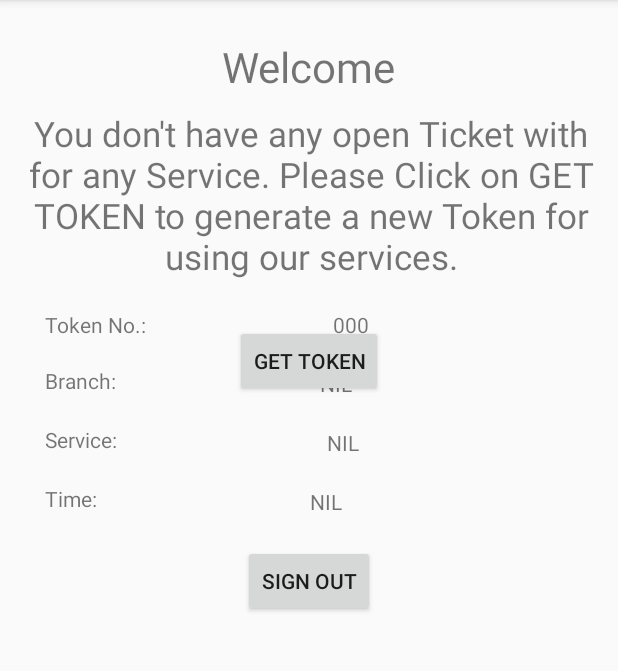
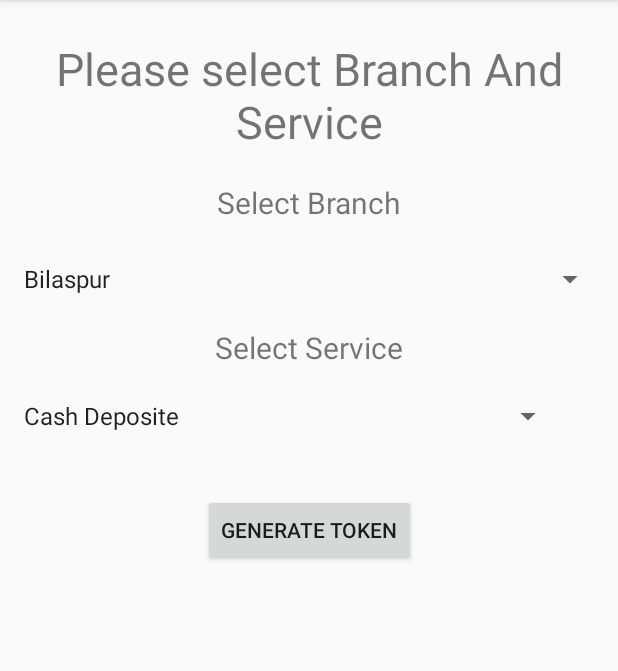
Before and after one commit to allstaralok/BankNoQueue, an Android app: the Profile screen opened directly, with no data from a screen before it, after a tap on "GET TOKEN", on a phone screen of 412 x 824 dp, the part 84-755 px from its top. Run offline under Robolectric (Android 15) with nearby library versions, the phone set to English and light mode, and no system bars; our stand-ins replace Firebase (no records; nobody signed in at launch, a user with empty details on screens opened directly); 4 statements that could not run were skipped.

Commit message:
Changes for Profile Registered user

```diff
--- a/app/src/main/java/com/example/alok/banknoqueue/GenerateTokenForReg.java
+++ b/app/src/main/java/com/example/alok/banknoqueue/GenerateTokenForReg.java
@@ -1,19 +1,74 @@
 package com.example.alok.banknoqueue;
 
+import android.content.Intent;
 import android.support.v7.app.AppCompatActivity;
 import android.os.Bundle;
 import android.util.Log;
+import android.view.View;
+import android.widget.Button;
+import android.widget.Spinner;
+import android.widget.Toast;
 
+import com.google.firebase.auth.FirebaseAuth;
 import com.google.firebase.database.DataSnapshot;
+import com.google.firebase.database.DatabaseError;
+import com.google.firebase.database.DatabaseReference;
+import com.google.firebase.database.FirebaseDatabase;
+import com.google.firebase.database.ValueEventListener;
 
 public class GenerateTokenForReg extends AppCompatActivity {
+
+    //Firebase Items
+    private FirebaseAuth firebaseAuth;
+    private DatabaseReference databaseReference;
+
+    private Spinner branchSpinner;
+    private Spinner serviceSpineer;
+
+    private Button genToken;
+
+
+    final String TAG = "GenerateTokenForReg";
 
     @Override
     protected void onCreate(Bundle savedInstanceState) {
         super.onCreate(savedInstanceState);
         setContentView(R.layout.activity_generate_token_for_reg);
+
+        Intent intent = getIntent();
+        final String UserId = intent.getStringExtra("UserId");
+
+        databaseReference = FirebaseDatabase.getInstance().getReference();
+
+        branchSpinner = (Spinner) findViewById(R.id.branchSpinner);
+        serviceSpineer = (Spinner) findViewById(R.id.serviceSpinner);
+        genToken = (Button) findViewById(R.id.generateToken);
+
+        databaseReference.addValueEventListener(new ValueEventListener() {
+            @Override
+            public void onDataChange(DataSnapshot dataSnapshot) {
+
+                final DataSnapshot user = dataSnapshot.child("USER").child(UserId);
+                final DataSnapshot bank = dataSnapshot.child("BRANCHES");
+
+                genToken.setOnClickListener(new View.OnClickListener() {
+                    @Override
+                    public void onClick(View v) {
+                        generateToken(user,bank,UserId);
+                    }
+                });
+
+            }
+
+            @Override
+            public void onCancelled(DatabaseError databaseError) {
+
+            }
+        });
+
+
     }
-/*
+
 
     public void generateToken(DataSnapshot user, DataSnapshot branch, String userID)
     {
@@ -21,9 +76,9 @@ public class GenerateTokenForReg extends AppCompatActivity {
         if(user.getValue(UserInformation.class).getTokenInd().toString().equals("N")  )
         {
             //User Data
-            String BranchName = mBanchSpinner.getSelectedItem().toString();
+            String BranchName = branchSpinner.getSelectedItem().toString();
             String Name = user.getValue(UserInformation.class).getName().toString();
-            String Service = user.getValue(UserInformation.class).getService().toString();
+            String Service = serviceSpineer.getSelectedItem().toString();
 
             //Branch Data
             branch = branch.child(BranchName);
@@ -32,13 +87,20 @@ public class GenerateTokenForReg extends AppCompatActivity {
             int token =  Integer.parseInt(tokenno);
             token++;
 
+            if(token < 50) {
+                //Start Updation
+                UserInformation userInformation = new UserInformation(BranchName, Name, Service, "Y", String.valueOf(token), String.valueOf("1"));
+                Branch branch1 = new Branch(String.valueOf("1"), String.valueOf(token));
+                databaseReference.child("USER").child(userID).setValue(userInformation);
+                databaseReference.child("BRANCHES").child(BranchName).setValue(branch1);
+                finish();
+                Intent intent = new Intent(GenerateTokenForReg.this,Profile.class);
+                startActivity(intent);
+            }
 
-            //Start Updation
-            UserInformation userInformation = new UserInformation(BranchName,Name,"Service","Y",String.valueOf(token),String.valueOf("1"));
-            Branch branch1 = new Branch(String.valueOf("1"),String.valueOf(token));
-            databaseReference.child("USER").child(userID).setValue(userInformation);
-            databaseReference.child("BRANCHES").child(BranchName).setValue(branch1);
-
+            else {
+                Toast.makeText(this,"Queue Full For Today Try Next Day",Toast.LENGTH_LONG).show();
+            }
 
             Log.d(TAG,BranchName + " "+ Name + " " + Service + " "+ user.getValue(UserInformation.class).getTokenInd().toString() + " "
                     + tokenno
@@ -50,5 +112,5 @@ public class GenerateTokenForReg extends AppCompatActivity {
 
         }
 
-    }*/
+    }
 }
--- a/app/src/main/java/com/example/alok/banknoqueue/Profile.java
+++ b/app/src/main/java/com/example/alok/banknoqueue/Profile.java
@@ -1,5 +1,6 @@
 package com.example.alok.banknoqueue;
 
+import android.app.ProgressDialog;
 import android.content.Intent;
 import android.support.v7.app.AppCompatActivity;
 import android.os.Bundle;
@@ -33,13 +34,25 @@ public class Profile extends AppCompatActivity {
     private TextView serviceTextView;
     private TextView welcome;
 
+    private TextView token;
+    private TextView branch;
+    private TextView service;
+    private TextView time;
+
     private Button signout;
     private Button update;
+
+    private ProgressDialog progressDialog;
 
     @Override
     protected void onCreate(Bundle savedInstanceState) {
         super.onCreate(savedInstanceState);
         setContentView(R.layout.activity_profile);
+
+        token = (TextView) findViewById(R.id.token);
+        branch = (TextView) findViewById(R.id.branch);
+        service = (TextView) findViewById(R.id.service);
+        time = (TextView) findViewById(R.id.time);
 
         tokenNumber = (TextView) findViewById(R.id.tokenCountTextView);
         update = (Button) findViewById(R.id.update);
@@ -47,6 +60,10 @@ public class Profile extends AppCompatActivity {
         branchName = (TextView) findViewById(R.id.branchNameTextView);
         serviceTextView = (TextView) findViewById(R.id.serviceTextView);
         welcome = (TextView) findViewById(R.id.welcomeMessageTextView);
+
+        progressDialog = new ProgressDialog(this);
+        progressDialog.setMessage("Getting Data, Please Wait !");
+        progressDialog.show();
 
 
 
@@ -76,23 +93,40 @@ public class Profile extends AppCompatActivity {
                 final DataSnapshot bank = dataSnapshot.child("BRANCHES");
                 Log.d(TAG, "Value is--> " + user.getValue(UserInformation.class).getName());
                 Log.d(TAG,"Token Ind" + user.getValue(UserInformation.class).getTokenInd().toString());
+                userIdText.setText("Welcome " + user.getValue(UserInformation.class).getName());
 
                 if(user.getValue(UserInformation.class).getTokenInd().toString().equals("Y")) {
-                    userIdText.setText("Welcome " + user.getValue(UserInformation.class).getName());
+                    progressDialog.dismiss();
                     branchName.setText(user.getValue(UserInformation.class).getBranch());
                     tokenNumber.setText(user.getValue(UserInformation.class).getTokenNo());
                     serviceTextView.setText(user.getValue(UserInformation.class).getService());
                     welcome.setText("Your Ticket Details Are as Follows:");
                     update.setVisibility(View.INVISIBLE);
                 }
+                else {
+                    //Hiding Unwanted Item
 
-                update.setOnClickListener(new View.OnClickListener() {
-                    @Override
-                    public void onClick(View v) {
-                    //    generateToken(user,bank,userID);
-                    }
-                });
+                    branchName.setVisibility(View.INVISIBLE);
+                    tokenNumber.setVisibility(View.INVISIBLE);
+                    serviceTextView.setVisibility(View.INVISIBLE);
+                    branch.setVisibility(View.INVISIBLE);
+                    service.setVisibility(View.INVISIBLE);
+                    token.setVisibility(View.INVISIBLE);
+                    time.setVisibility(View.INVISIBLE);
 
+                    progressDialog.dismiss();
+
+                    update.setOnClickListener(new View.OnClickListener() {
+                                                  @Override
+                                                  public void onClick(View v) {
+                                                      Intent intent = new Intent(Profile.this, GenerateTokenForReg.class);
+                                                      intent.putExtra("UserId",userID);
+                                                      finish();
+                                                      startActivity(intent);
+                                                  }
+                                              }
+                    );
+                }
 
             }
 
--- a/app/src/main/res/layout/activity_generate_token_for_reg.xml
+++ b/app/src/main/res/layout/activity_generate_token_for_reg.xml
@@ -14,8 +14,81 @@
         android:layout_marginRight="8dp"
         android:layout_marginTop="25dp"
         android:text="Please select Branch And Service"
-        android:textSize="25sp"
+        android:textAlignment="center"
+        android:textSize="30sp"
         app:layout_constraintLeft_toLeftOf="parent"
         app:layout_constraintRight_toRightOf="parent"
-        app:layout_constraintTop_toTopOf="parent" />
+        app:layout_constraintTop_toTopOf="parent"
+        android:layout_marginStart="8dp"
+        android:layout_marginEnd="8dp" />
+
+    <TextView
+        android:id="@+id/textView10"
+        android:layout_width="wrap_content"
+        android:layout_height="wrap_content"
+        android:layout_marginLeft="8dp"
+        android:layout_marginRight="8dp"
+        android:layout_marginTop="20dp"
+        android:text="Select Branch"
+        android:textSize="20sp"
+        app:layout_constraintLeft_toLeftOf="parent"
+        app:layout_constraintRight_toRightOf="parent"
+        app:layout_constraintTop_toBottomOf="@+id/textView13"
+        android:layout_marginStart="8dp"
+        android:layout_marginEnd="8dp" />
+
+    <Spinner
+        android:id="@+id/branchSpinner"
+        android:layout_width="0dp"
+        android:layout_height="wrap_content"
+        android:layout_marginLeft="8dp"
+        android:layout_marginRight="8dp"
+        android:layout_marginTop="25dp"
+        android:entries="@array/Branches"
+        app:layout_constraintLeft_toLeftOf="parent"
+        app:layout_constraintRight_toRightOf="parent"
+        app:layout_constraintTop_toBottomOf="@+id/textView10"
+        android:layout_marginStart="8dp"
+        android:layout_marginEnd="8dp"
+        app:layout_constraintHorizontal_bias="0.0" />
+
+    <TextView
+        android:id="@+id/textView12"
+        android:layout_width="wrap_content"
+        android:layout_height="wrap_content"
+        android:layout_marginLeft="8dp"
+        android:layout_marginRight="8dp"
+        android:layout_marginTop="20dp"
+        android:text="Select Service"
+        android:textSize="20sp"
+        app:layout_constraintLeft_toLeftOf="parent"
+        app:layout_constraintRight_toRightOf="parent"
+        app:layout_constraintTop_toBottomOf="@+id/branchSpinner"
+        android:layout_marginStart="8dp"
+        android:layout_marginEnd="8dp" />
+
+    <Spinner
+        android:id="@+id/serviceSpinner"
+        android:layout_width="368dp"
+        android:layout_height="wrap_content"
+        android:layout_marginLeft="8dp"
+        android:layout_marginRight="8dp"
+        android:layout_marginTop="20dp"
+        android:entries="@array/Services"
+        app:layout_constraintHorizontal_bias="0.0"
+        app:layout_constraintLeft_toLeftOf="parent"
+        app:layout_constraintRight_toRightOf="parent"
+        app:layout_constraintTop_toBottomOf="@+id/textView12" />
+
+    <Button
+        android:id="@+id/generateToken"
+        android:layout_width="wrap_content"
+        android:layout_height="wrap_content"
+        android:layout_marginLeft="8dp"
+        android:layout_marginRight="8dp"
+        android:layout_marginTop="40dp"
+        android:text="GENERATE TOKEN"
+        app:layout_constraintLeft_toLeftOf="parent"
+        app:layout_constraintRight_toRightOf="parent"
+        app:layout_constraintTop_toBottomOf="@+id/serviceSpinner" />
 </android.support.constraint.ConstraintLayout>
--- a/app/src/main/res/layout/activity_profile.xml
+++ b/app/src/main/res/layout/activity_profile.xml
@@ -51,7 +51,7 @@
         app:layout_constraintTop_toBottomOf="@+id/welcomeMessageTextView" />
 
     <TextView
-        android:id="@+id/textView5"
+        android:id="@+id/token"
         android:layout_width="wrap_content"
         android:layout_height="17dp"
         android:layout_marginLeft="30dp"
@@ -70,19 +70,19 @@
         app:layout_constraintTop_toBottomOf="@+id/welcomeMessageTextView"
         android:layout_marginRight="50dp"
         app:layout_constraintRight_toRightOf="parent"
-        app:layout_constraintLeft_toRightOf="@+id/textView5"
+        app:layout_constraintLeft_toRightOf="@+id/token"
         android:layout_marginLeft="8dp"
         app:layout_constraintHorizontal_bias="0.5" />
 
     <TextView
-        android:id="@+id/textView7"
+        android:id="@+id/branch"
         android:layout_width="wrap_content"
         android:layout_height="wrap_content"
         android:layout_marginLeft="30dp"
         android:layout_marginTop="20dp"
         android:text="Branch:"
         app:layout_constraintLeft_toLeftOf="parent"
-        app:layout_constraintTop_toBottomOf="@+id/textView5" />
+        app:layout_constraintTop_toBottomOf="@+id/token" />
 
     <TextView
         android:id="@+id/branchNameTextView"
@@ -93,29 +93,29 @@
         app:layout_constraintTop_toBottomOf="@+id/tokenCountTextView"
         android:layout_marginRight="50dp"
         app:layout_constraintRight_toRightOf="parent"
-        app:layout_constraintLeft_toRightOf="@+id/textView7"
+        app:layout_constraintLeft_toRightOf="@+id/branch"
         android:layout_marginLeft="8dp"
         app:layout_constraintHorizontal_bias="0.501" />
 
     <TextView
-        android:id="@+id/textView14"
+        android:id="@+id/service"
         android:layout_width="wrap_content"
         android:layout_height="wrap_content"
         android:layout_marginLeft="30dp"
         android:layout_marginTop="20dp"
         android:text="Service:"
         app:layout_constraintLeft_toLeftOf="parent"
-        app:layout_constraintTop_toBottomOf="@+id/textView7" />
+        app:layout_constraintTop_toBottomOf="@+id/branch" />
 
     <TextView
-        android:id="@+id/textView15"
+        android:id="@+id/time"
         android:layout_width="wrap_content"
         android:layout_height="wrap_content"
-        android:layout_marginLeft="30dp"
-        android:layout_marginTop="20dp"
+        android:layout_marginLeft="33dp"
+        android:layout_marginTop="11dp"
         android:text="Time:"
         app:layout_constraintLeft_toLeftOf="parent"
-        app:layout_constraintTop_toBottomOf="@+id/textView14" />
+        app:layout_constraintTop_toBottomOf="@+id/service" />
 
     <TextView
         android:id="@+id/textView16"
@@ -124,7 +124,7 @@
         android:text="NIL"
         android:layout_marginTop="20dp"
         app:layout_constraintTop_toBottomOf="@+id/serviceTextView"
-        app:layout_constraintLeft_toRightOf="@+id/textView15"
+        app:layout_constraintLeft_toRightOf="@+id/time"
         android:layout_marginLeft="8dp"
         android:layout_marginRight="50dp"
         app:layout_constraintRight_toRightOf="parent" />
@@ -136,7 +136,7 @@
         android:layout_marginLeft="8dp"
         android:layout_marginRight="50dp"
         android:text="NIL"
-        app:layout_constraintLeft_toRightOf="@+id/textView15"
+        app:layout_constraintLeft_toRightOf="@+id/time"
         app:layout_constraintRight_toRightOf="parent"
         app:layout_constraintHorizontal_bias="0.542"
         android:layout_marginTop="20dp"
@@ -149,12 +149,12 @@
         android:layout_marginLeft="8dp"
         android:layout_marginRight="8dp"
         android:layout_marginTop="10dp"
-        android:text="You don't have any open Ticket with for any Service. Please Click on GET TOKEN to generate a new Token for using our services."
+        android:text="You don't have any open Ticket for any Service. Please Click on GET TOKEN to generate a new Token for using our services."
         android:textAlignment="center"
         android:textSize="23sp"
+        app:layout_constraintHorizontal_bias="0.437"
         app:layout_constraintLeft_toLeftOf="parent"
         app:layout_constraintRight_toRightOf="parent"
-        app:layout_constraintTop_toBottomOf="@+id/user"
-        app:layout_constraintHorizontal_bias="0.437" />
+        app:layout_constraintTop_toBottomOf="@+id/user" />
 
 </android.support.constraint.ConstraintLayout>
```
